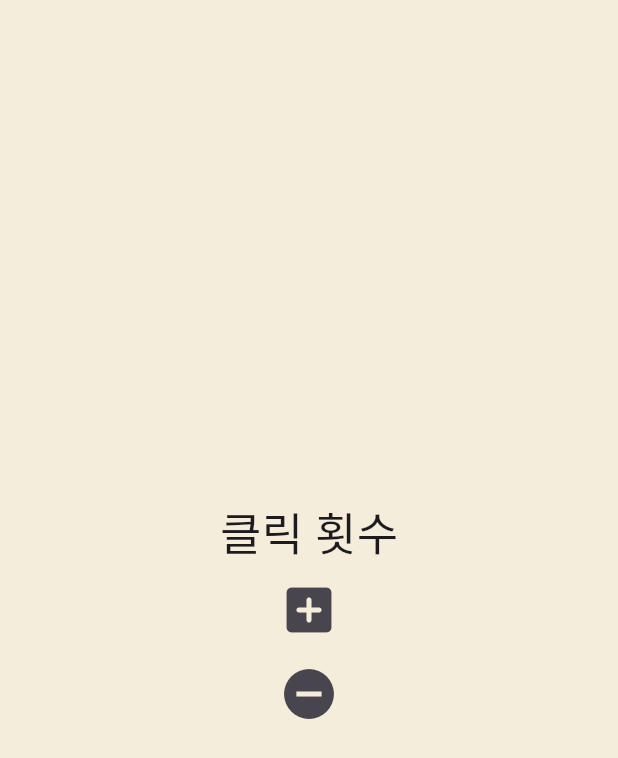
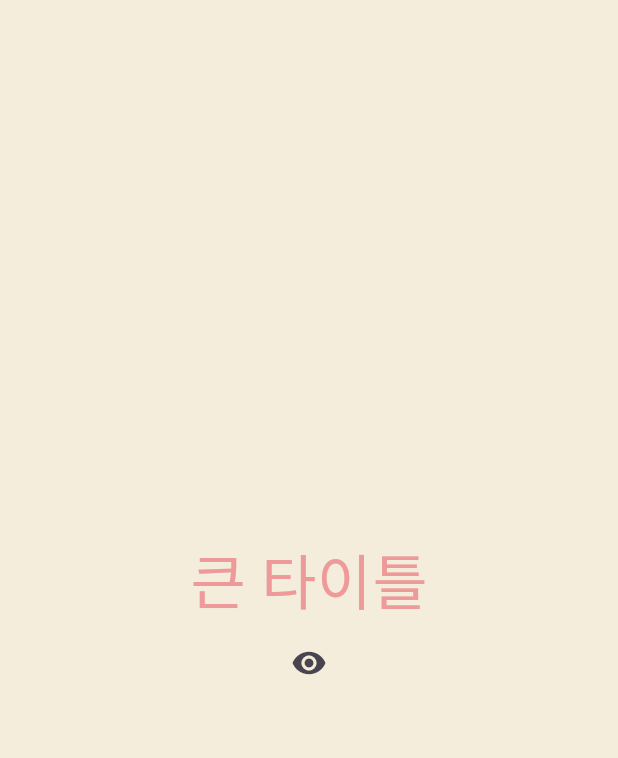
Before and after one commit to kimyoungyin/dart_practice, a Flutter app: the screen it shows after launch, on a phone screen of 412 x 824 dp. Shown: the top 758 px of the screen. Run offline on Flutter 3.47's test engine with Material 3 defaults, Android fonts, the phone set to English and light mode, and no system bars.

Commit message:
flutter 위젯 사이클

```diff
--- a/lib/main.dart
+++ b/lib/main.dart
@@ -16,54 +16,38 @@ class App extends StatefulWidget {
 
 class _AppState extends State<App> {
   // 그저 class property
-  List<int> numbers = [];
+  bool showTitle = true;
 
-  void onClickIncrement() {
+  void toggleTitle() {
     setState(() {
-      numbers.add(numbers.length);
-    });
-  }
-
-  void onClickDecrement() {
-    setState(() {
-      if (numbers.isNotEmpty) {
-        numbers.removeLast();
-      }
+      showTitle = !showTitle;
     });
   }
 
   @override
   Widget build(BuildContext context) {
     return MaterialApp(
+      theme: ThemeData(
+        textTheme: TextTheme(
+          titleLarge: TextStyle(
+            fontSize: 40,
+            color: Colors.red[200],
+          ),
+        ),
+      ),
       home: Scaffold(
         backgroundColor: const Color(0xfff4eddb),
         body: Center(
           child: Column(
             mainAxisAlignment: MainAxisAlignment.center,
             children: [
-              const Text(
-                "클릭 횟수",
-                style: TextStyle(
-                  fontSize: 30,
+              showTitle ? const MyBigTitle() : const Text("nothing"),
+              IconButton(
+                onPressed: toggleTitle,
+                icon: const Icon(
+                  Icons.remove_red_eye,
                 ),
-              ),
-              for (var n in numbers)
-                Text(
-                  "$n",
-                  style: const TextStyle(
-                    fontSize: 30,
-                  ),
-                ),
-              IconButton(
-                iconSize: 40,
-                onPressed: onClickIncrement,
-                icon: const Icon(Icons.add_box_rounded),
-              ),
-              IconButton(
-                iconSize: 40,
-                onPressed: onClickDecrement,
-                icon: const Icon(Icons.remove_circle),
-              ),
+              )
             ],
           ),
         ),
@@ -71,3 +55,42 @@ class _AppState extends State<App> {
     );
   }
 }
+
+class MyBigTitle extends StatefulWidget {
+  const MyBigTitle({
+    super.key,
+  });
+
+  @override
+  State<MyBigTitle> createState() => _MyBigTitleState();
+}
+
+class _MyBigTitleState extends State<MyBigTitle> {
+  // 대부분에 경우 initState가 필요 없음
+  // 부모의 state를 사용해야 하는 경우, api를 구독해야 하는 경우
+  // 이는 무조건 build보다 먼저 호출 되어야 하며, 단 한 번 호출됨
+  // 무조건 super.initState()를 호출해야 함
+  @override
+  void initState() {
+    super.initState();
+    print("init");
+  }
+
+  // 위젯이 스크린에서 사라질 때(위젯 트리에서 제거될 때)
+  @override
+  void dispose() {
+    super.dispose();
+    print("dispose");
+  }
+
+  @override
+  Widget build(BuildContext context) {
+    print("build");
+    return Text(
+      "큰 타이틀",
+      style: TextStyle(
+          fontSize: Theme.of(context).textTheme.titleLarge?.fontSize,
+          color: Theme.of(context).textTheme.titleLarge?.color),
+    );
+  }
+}
```
